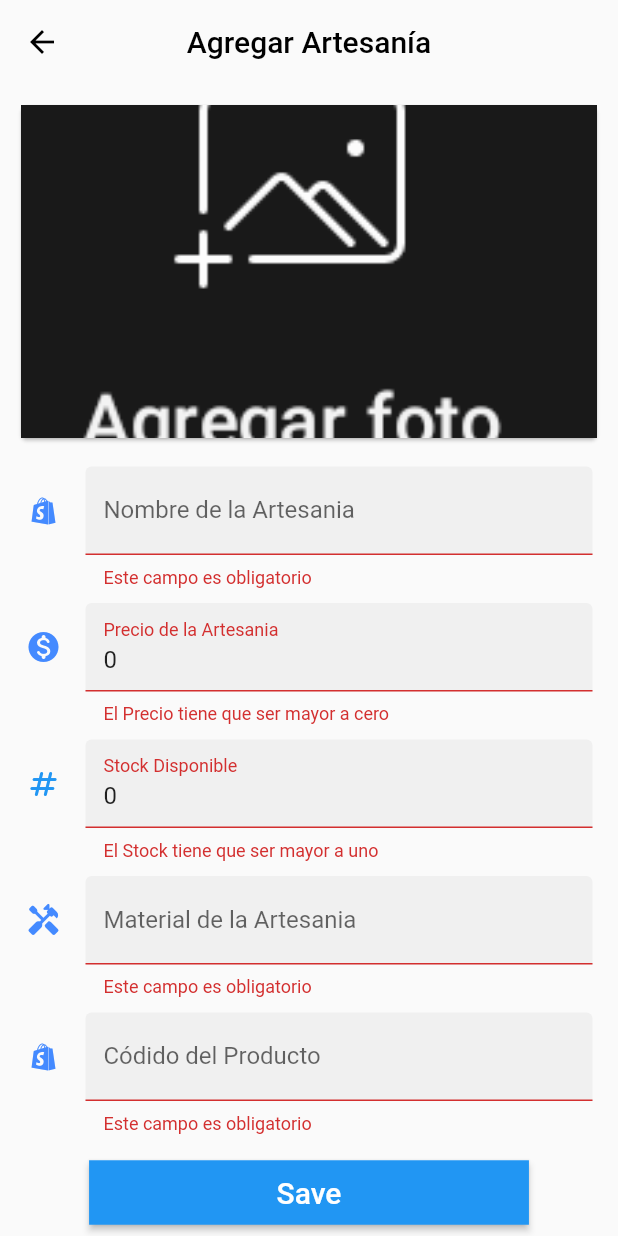
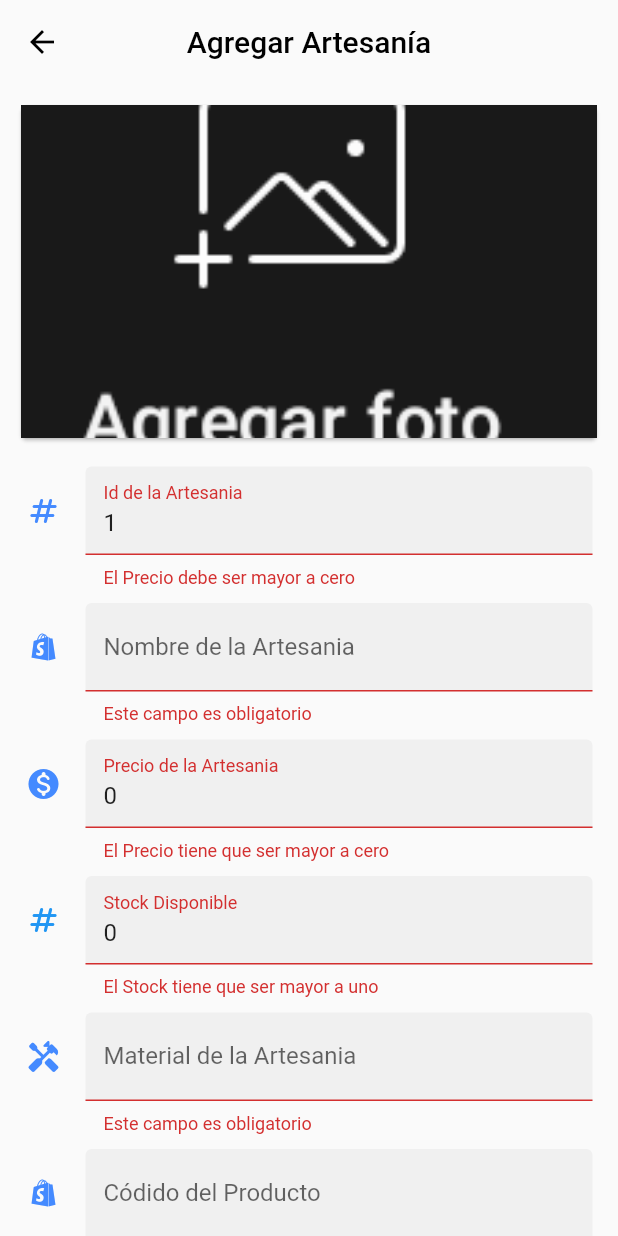
Before and after one commit to HazaelPoot/Han_Rou_App, a Flutter app: the AddArtesaniasScreen screen opened by its route, after a tap on "Save", on a phone screen of 412 x 824 dp. Run offline on Flutter 3.47's test engine with Material 2 defaults, Android fonts, the phone set to English and light mode, and no system bars; our stand-ins replace bottom_navy_bar, convex_bottom_bar; network calls fail.

Commit message:
HanRou_Beta_1.2

```diff
--- a/lib/Models/artesanos.dart
+++ b/lib/Models/artesanos.dart
@@ -5,7 +5,7 @@ String artesaniaToJson(Artesanias data) => json.encode(data.toJson());
 
 class Artesanias {
     Artesanias({
-        this.idProducto,
+        required this.idProducto,
         this.codigo,
         this.nombre,
         this.material,
@@ -13,11 +13,11 @@ class Artesanias {
         required this.stock,
     });
 
-    int? idProducto;
+    int idProducto;
     String? codigo;
     String? nombre;
     String? material;
-    int? precio;
+    int precio;
     int stock;
 
     factory Artesanias.fromJson(Map<String, dynamic> json) => Artesanias(
--- a/lib/Screens/Artesanias_Screens/post_artesanias.dart
+++ b/lib/Screens/Artesanias_Screens/post_artesanias.dart
@@ -15,7 +15,7 @@ class AddArtesaniasScreen extends StatelessWidget {
   Widget build(BuildContext context) {
     final artesaniaProvider = Provider.of<ArtesaniasProvider>(context);
     final ListaResponse artesania = artesaniaProvider.request;
-    final Artesanias _artesania = Artesanias(precio: 0, stock: 0);
+    final Artesanias _artesania = Artesanias(precio: 0, stock: 0, idProducto: 1);
 
     return Scaffold(
         appBar: AppBar(
@@ -46,6 +46,34 @@ class AddArtesaniasScreen extends StatelessWidget {
                     ),
                   ),
                 ),
+                //ID DEL PRODUCTO
+                Padding(
+                    padding:
+                        EdgeInsets.symmetric(horizontal: 17.0, vertical: 5.0),
+                    child: TextFormField(
+                      initialValue: _artesania.idProducto.toString(),
+                      maxLines: 1,
+                      keyboardType: TextInputType.number,
+                      onChanged: (value) => _artesania.idProducto == int.parse(value),
+                      validator: (value) {
+                      if (value!.isEmpty) {
+                        return ("Este campo es obligatorio");
+                      }
+                      final n = num.tryParse(value);
+                      if (n == 0 || n == null) {
+                        return 'El Precio tiene que ser mayor a cero';
+                      }
+                      if (n <= 1) {
+                        return 'El Precio debe ser mayor a cero';
+                      }
+                      return null;
+                    },
+                      decoration: const InputDecoration(
+                        icon: Icon(Icons.numbers_rounded, color: Colors.blueAccent),
+                        filled: true,
+                        labelText: 'Id de la Artesania',
+                      ),
+                    )),
                 //NOMBRE DEL PRODUCTO
                 Padding(
                   padding:
```
Also changed, not shown: 1 other file.
